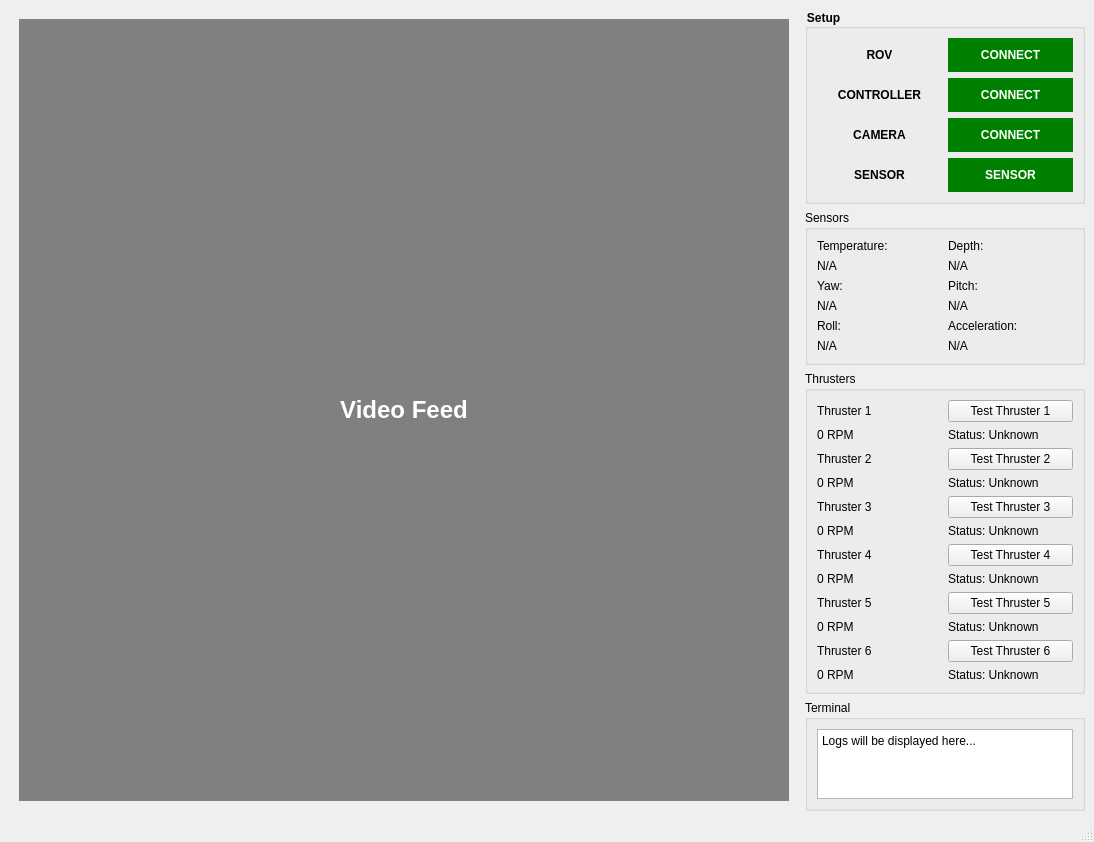
This is GUI/gui.ui in dennissammy77/REMOTELY_OPERATED_VEHICLE as Qt 5 draws it before an edit. The edited form follows.
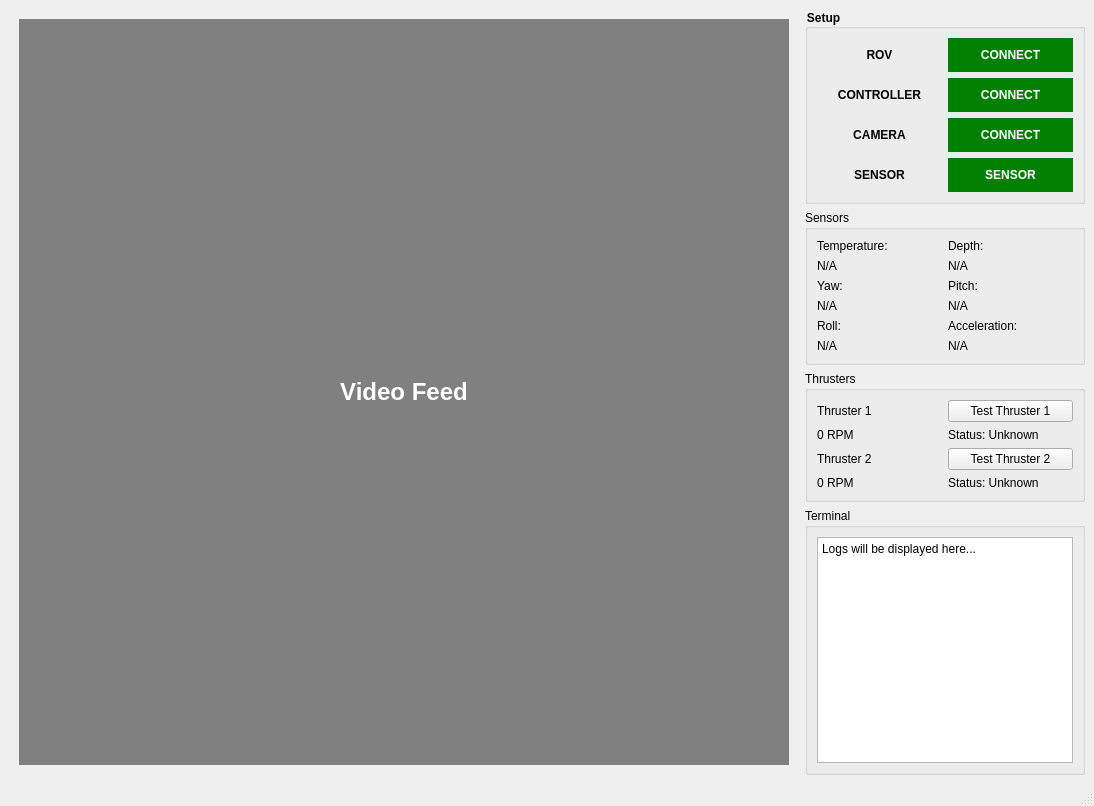
This is the edited form.

What changed in the file:
```diff
--- a/GUI/gui.ui
+++ b/GUI/gui.ui
@@ -364,124 +364,124 @@
                                     </item>
 
                                     <!-- Row 3: Thruster 3 -->
-                                    <item row="4" column="0">
-                                        <widget class="QLabel" name="thruster3LabelTitle">
-                                            <property name="text">
-                                                <string>Thruster 3</string>
-                                            </property>
-                                        </widget>
-                                    </item>
-                                    <item row="5" column="0">
-                                        <widget class="QLabel" name="thruster3SpeedLabel">
-                                            <property name="text">
-                                                <string>0 RPM</string>
-                                            </property>
-                                        </widget>
-                                    </item>
-                                    <item row="4" column="1">
-                                        <widget class="QPushButton" name="thruster3TestButton">
-                                            <property name="text">
-                                                <string>Test Thruster 3</string>
-                                            </property>
-                                        </widget>
-                                    </item>
-                                    <item row="5" column="1">
-                                        <widget class="QLabel" name="thruster3StatusLabel">
-                                            <property name="text">
-                                                <string>Status: Unknown</string>
-                                            </property>
-                                        </widget>
-                                    </item>
+<!--                                    <item row="4" column="0">-->
+<!--                                        <widget class="QLabel" name="thruster3LabelTitle">-->
+<!--                                            <property name="text">-->
+<!--                                                <string>Thruster 3</string>-->
+<!--                                            </property>-->
+<!--                                        </widget>-->
+<!--                                    </item>-->
+<!--                                    <item row="5" column="0">-->
+<!--                                        <widget class="QLabel" name="thruster3SpeedLabel">-->
+<!--                                            <property name="text">-->
+<!--                                                <string>0 RPM</string>-->
+<!--                                            </property>-->
+<!--                                        </widget>-->
+<!--                                    </item>-->
+<!--                                    <item row="4" column="1">-->
+<!--                                        <widget class="QPushButton" name="thruster3TestButton">-->
+<!--                                            <property name="text">-->
+<!--                                                <string>Test Thruster 3</string>-->
+<!--                                            </property>-->
+<!--                                        </widget>-->
+<!--                                    </item>-->
+<!--                                    <item row="5" column="1">-->
+<!--                                        <widget class="QLabel" name="thruster3StatusLabel">-->
+<!--                                            <property name="text">-->
+<!--                                                <string>Status: Unknown</string>-->
+<!--                                            </property>-->
+<!--                                        </widget>-->
+<!--                                    </item>-->
 
-                                    <!-- Row 4: Thruster 4 -->
-                                    <item row="6" column="0">
-                                        <widget class="QLabel" name="thruster4LabelTitle">
-                                            <property name="text">
-                                                <string>Thruster 4</string>
-                                            </property>
-                                        </widget>
-                                    </item>
-                                    <item row="7" column="0">
-                                        <widget class="QLabel" name="thruster4SpeedLabel">
-                                            <property name="text">
-                                                <string>0 RPM</string>
-                                            </property>
-                                        </widget>
-                                    </item>
-                                    <item row="6" column="1">
-                                        <widget class="QPushButton" name="thruster4TestButton">
-                                            <property name="text">
-                                                <string>Test Thruster 4</string>
-                                            </property>
-                                        </widget>
-                                    </item>
-                                    <item row="7" column="1">
-                                        <widget class="QLabel" name="thruster4StatusLabel">
-                                            <property name="text">
-                                                <string>Status: Unknown</string>
-                                            </property>
-                                        </widget>
-                                    </item>
+<!--                                    &lt;!&ndash; Row 4: Thruster 4 &ndash;&gt;-->
+<!--                                    <item row="6" column="0">-->
+<!--                                        <widget class="QLabel" name="thruster4LabelTitle">-->
+<!--                                            <property name="text">-->
+<!--                                                <string>Thruster 4</string>-->
+<!--                                            </property>-->
+<!--                                        </widget>-->
+<!--                                    </item>-->
+<!--                                    <item row="7" column="0">-->
+<!--                                        <widget class="QLabel" name="thruster4SpeedLabel">-->
+<!--                                            <property name="text">-->
+<!--                                                <string>0 RPM</string>-->
+<!--                                            </property>-->
+<!--                                        </widget>-->
+<!--                                    </item>-->
+<!--                                    <item row="6" column="1">-->
+<!--                                        <widget class="QPushButton" name="thruster4TestButton">-->
+<!--                                            <property name="text">-->
+<!--                                                <string>Test Thruster 4</string>-->
+<!--                                            </property>-->
+<!--                                        </widget>-->
+<!--                                    </item>-->
+<!--                                    <item row="7" column="1">-->
+<!--                                        <widget class="QLabel" name="thruster4StatusLabel">-->
+<!--                                            <property name="text">-->
+<!--                                                <string>Status: Unknown</string>-->
+<!--                                            </property>-->
+<!--                                        </widget>-->
+<!--                                    </item>-->
 
-                                    <!-- Row 5: Thruster 5 -->
-                                    <item row="8" column="0">
-                                        <widget class="QLabel" name="thruster5LabelTitle">
-                                            <property name="text">
-                                                <string>Thruster 5</string>
-                                            </property>
-                                        </widget>
-                                    </item>
-                                    <item row="9" column="0">
-                                        <widget class="QLabel" name="thruster5SpeedLabel">
-                                            <property name="text">
-                                                <string>0 RPM</string>
-                                            </property>
-                                        </widget>
-                                    </item>
-                                    <item row="8" column="1">
-                                        <widget class="QPushButton" name="thruster5TestButton">
-                                            <property name="text">
-                                                <string>Test Thruster 5</string>
-                                            </property>
-                                        </widget>
-                                    </item>
-                                    <item row="9" column="1">
-                                        <widget class="QLabel" name="thruster5StatusLabel">
-                                            <property name="text">
-                                                <string>Status: Unknown</string>
-                                            </property>
-                                        </widget>
-                                    </item>
+<!--                                    &lt;!&ndash; Row 5: Thruster 5 &ndash;&gt;-->
+<!--                                    <item row="8" column="0">-->
+<!--                                        <widget class="QLabel" name="thruster5LabelTitle">-->
+<!--                                            <property name="text">-->
+<!--                                                <string>Thruster 5</string>-->
+<!--                                            </property>-->
+<!--                                        </widget>-->
+<!--                                    </item>-->
+<!--                                    <item row="9" column="0">-->
+<!--                                        <widget class="QLabel" name="thruster5SpeedLabel">-->
+<!--                                            <property name="text">-->
+<!--                                                <string>0 RPM</string>-->
+<!--                                            </property>-->
+<!--                                        </widget>-->
+<!--                                    </item>-->
+<!--                                    <item row="8" column="1">-->
+<!--                                        <widget class="QPushButton" name="thruster5TestButton">-->
+<!--                                            <property name="text">-->
+<!--                                                <string>Test Thruster 5</string>-->
+<!--                                            </property>-->
+<!--                                        </widget>-->
+<!--                                    </item>-->
+<!--                                    <item row="9" column="1">-->
+<!--                                        <widget class="QLabel" name="thruster5StatusLabel">-->
+<!--                                            <property name="text">-->
+<!--                                                <string>Status: Unknown</string>-->
+<!--                                            </property>-->
+<!--                                        </widget>-->
+<!--                                    </item>-->
 
-                                    <!-- Row 6: Thruster 6 -->
-                                    <item row="10" column="0">
-                                        <widget class="QLabel" name="thruster6LabelTitle">
-                                            <property name="text">
-                                                <string>Thruster 6</string>
-                                            </property>
-                                        </widget>
-                                    </item>
-                                    <item row="11" column="0">
-                                        <widget class="QLabel" name="thruster6SpeedLabel">
-                                            <property name="text">
-                                                <string>0 RPM</string>
-                                            </property>
-                                        </widget>
-                                    </item>
-                                    <item row="10" column="1">
-                                        <widget class="QPushButton" name="thruster6TestButton">
-                                            <property name="text">
-                                                <string>Test Thruster 6</string>
-                                            </property>
-                                        </widget>
-                                    </item>
-                                    <item row="11" column="1">
-                                        <widget class="QLabel" name="thruster6StatusLabel">
-                                            <property name="text">
-                                                <string>Status: Unknown</string>
-                                            </property>
-                                        </widget>
-                                    </item>
+<!--                                    &lt;!&ndash; Row 6: Thruster 6 &ndash;&gt;-->
+<!--                                    <item row="10" column="0">-->
+<!--                                        <widget class="QLabel" name="thruster6LabelTitle">-->
+<!--                                            <property name="text">-->
+<!--                                                <string>Thruster 6</string>-->
+<!--                                            </property>-->
+<!--                                        </widget>-->
+<!--                                    </item>-->
+<!--                                    <item row="11" column="0">-->
+<!--                                        <widget class="QLabel" name="thruster6SpeedLabel">-->
+<!--                                            <property name="text">-->
+<!--                                                <string>0 RPM</string>-->
+<!--                                            </property>-->
+<!--                                        </widget>-->
+<!--                                    </item>-->
+<!--                                    <item row="10" column="1">-->
+<!--                                        <widget class="QPushButton" name="thruster6TestButton">-->
+<!--                                            <property name="text">-->
+<!--                                                <string>Test Thruster 6</string>-->
+<!--                                            </property>-->
+<!--                                        </widget>-->
+<!--                                    </item>-->
+<!--                                    <item row="11" column="1">-->
+<!--                                        <widget class="QLabel" name="thruster6StatusLabel">-->
+<!--                                            <property name="text">-->
+<!--                                                <string>Status: Unknown</string>-->
+<!--                                            </property>-->
+<!--                                        </widget>-->
+<!--                                    </item>-->
 
                                 </layout>
                             </widget>
```
